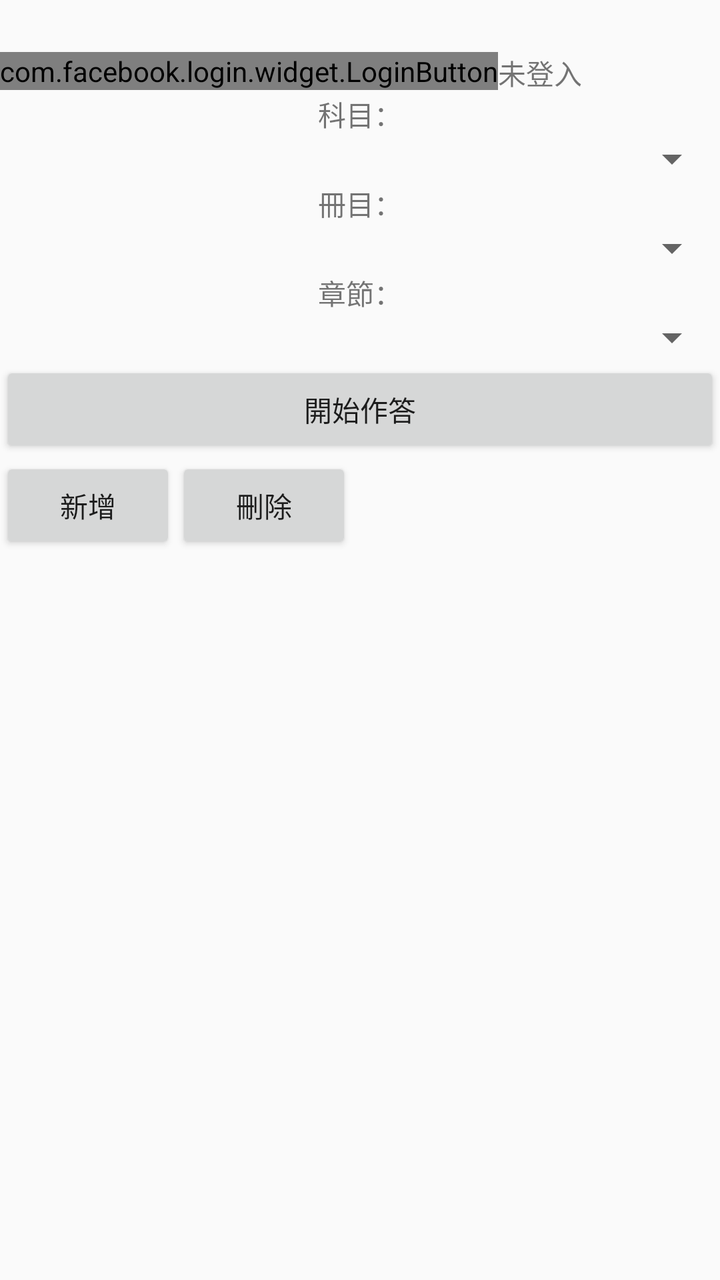
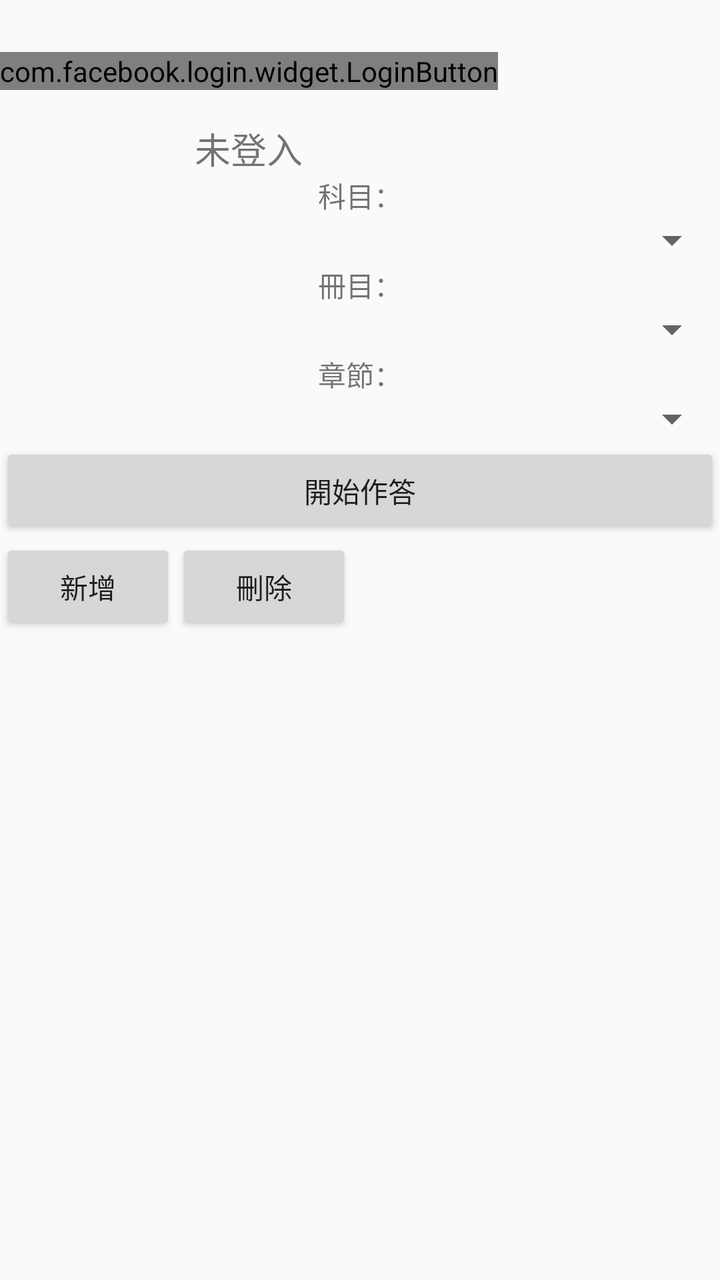

An Android layout rendered at two revisions. The XML below is the earlier revision; the diff shows what the commit changed to produce the second picture.
<!-- AndroidManifest.xml: application theme Theme.QuizHero -->
<!-- res/layout/main_activity.xml -->
<?xml version="1.0" encoding="utf-8"?>
<LinearLayout
    xmlns:android="http://schemas.android.com/apk/res/android"
    android:layout_width="match_parent"
    android:layout_height="wrap_content"
    android:orientation="vertical"
    android:paddingTop="26dp">
    <LinearLayout
        android:layout_width="wrap_content"
        android:layout_height="wrap_content"
        android:orientation="horizontal">
        <com.facebook.login.widget.LoginButton
            android:id="@+id/btnFacebookSignIn"
            android:layout_width="wrap_content"
            android:layout_height="wrap_content"
            android:layout_gravity="center_horizontal" />

        <TextView
            android:id="@+id/tv_facebook_user_name"
            android:layout_width="match_parent"
            android:layout_height="wrap_content"
            android:text="未登入" />

    </LinearLayout>

    <LinearLayout
        android:layout_width="match_parent"
        android:layout_height="wrap_content"
        android:orientation="vertical">

        <TextView
            android:id="@+id/tv_subject"
            android:layout_width="match_parent"
            android:layout_height="wrap_content"
            android:gravity="center"
            android:text="科目：" />

        <Spinner
            android:id="@+id/sp_subject"
            android:layout_width="match_parent"
            android:layout_height="wrap_content"
            android:gravity="center"
            android:text="科目"/>

        <TextView
            android:id="@+id/tv_volume"
            android:layout_width="match_parent"
            android:layout_height="wrap_content"
            android:gravity="center"
            android:text="冊目：" />

        <Spinner
            android:id="@+id/sp_volume"
            android:layout_width="match_parent"
            android:layout_height="wrap_content"
            android:gravity="center"
            android:text="冊目"/>

        <TextView
            android:id="@+id/tv_chapter"
            android:layout_width="match_parent"
            android:layout_height="wrap_content"
            android:gravity="center"
            android:text="章節：" />

        <Spinner
            android:id="@+id/sp_chapter"
            android:layout_width="match_parent"
            android:layout_height="wrap_content"
            android:gravity="center"
            android:text="章節"/>

    </LinearLayout>

    <Button
        android:id="@+id/bt_exam"
        android:layout_width="match_parent"
        android:layout_height="wrap_content"
        android:text="開始作答" />

    <LinearLayout
        android:layout_width="wrap_content"
        android:layout_height="wrap_content"
        android:orientation="horizontal">

        <Button
            android:id="@+id/bt_add"
            android:layout_width="wrap_content"
            android:layout_height="wrap_content"
            android:clickable="true"
            android:text="新增"
            android:visibility="visible" />

        <Button
            android:id="@+id/bt_delete"
            android:layout_width="wrap_content"
            android:layout_height="wrap_content"
            android:clickable="true"
            android:text="刪除"
            android:visibility="visible" />
    </LinearLayout>

    <androidx.recyclerview.widget.RecyclerView
        android:id="@+id/recyclerViewLeaderboard"
        android:layout_width="match_parent"
        android:layout_height="match_parent" />

</LinearLayout>
<!-- resources referenced by this layout -->
<resources>
  <style name="Theme.QuizHero" parent="android:Theme.Material.Light.NoActionBar" />
</resources>

<!-- the commit's change to res/layout/main_activity.xml (unified diff, before → after) -->
@@ -5,21 +5,25 @@
     android:layout_height="wrap_content"
     android:orientation="vertical"
     android:paddingTop="26dp">
+
     <LinearLayout
         android:layout_width="wrap_content"
         android:layout_height="wrap_content"
-        android:orientation="horizontal">
+        android:gravity="center"
+        android:orientation="vertical">
+
         <com.facebook.login.widget.LoginButton
             android:id="@+id/btnFacebookSignIn"
             android:layout_width="wrap_content"
-            android:layout_height="wrap_content"
-            android:layout_gravity="center_horizontal" />
+            android:layout_height="wrap_content" />
 
         <TextView
             android:id="@+id/tv_facebook_user_name"
-            android:layout_width="match_parent"
+            android:layout_width="wrap_content"
             android:layout_height="wrap_content"
-            android:text="未登入" />
+            android:layout_marginTop="16dp"
+            android:text="未登入"
+            android:textSize="18sp" />
 
     </LinearLayout>
 
